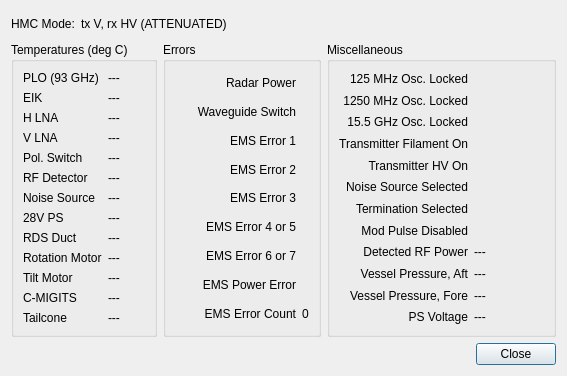
Qt form src/hcrgui/Pmc730Details.ui (NCAR/HCR_instrument) before a commit.
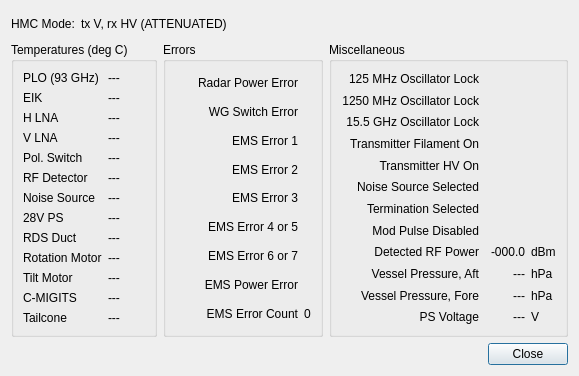
The same form after that commit. Icons and pictures are not drawn.

Commit message: Layout improvements for Pmc730Details.

Diff of the .ui file:
```diff
--- a/src/hcrgui/Pmc730Details.ui
+++ b/src/hcrgui/Pmc730Details.ui
@@ -6,7 +6,7 @@
    <rect>
     <x>0</x>
     <y>0</y>
-    <width>567</width>
+    <width>579</width>
     <height>376</height>
    </rect>
   </property>
@@ -312,7 +312,7 @@
             </sizepolicy>
            </property>
            <property name="text">
-            <string>Radar Power</string>
+            <string>Radar Power Error</string>
            </property>
            <property name="alignment">
             <set>Qt::AlignRight|Qt::AlignTrailing|Qt::AlignVCenter</set>
@@ -328,7 +328,7 @@
             </sizepolicy>
            </property>
            <property name="text">
-            <string>Waveguide Switch</string>
+            <string>WG Switch Error</string>
            </property>
            <property name="alignment">
             <set>Qt::AlignRight|Qt::AlignTrailing|Qt::AlignVCenter</set>
@@ -597,6 +597,22 @@
          <string>Miscellaneous</string>
         </property>
         <layout class="QGridLayout" name="gridLayout_5">
+         <item row="15" column="2">
+          <widget class="QLabel" name="psVoltageLabel">
+           <property name="sizePolicy">
+            <sizepolicy hsizetype="MinimumExpanding" vsizetype="Preferred">
+             <horstretch>0</horstretch>
+             <verstretch>0</verstretch>
+            </sizepolicy>
+           </property>
+           <property name="text">
+            <string>PS Voltage</string>
+           </property>
+           <property name="alignment">
+            <set>Qt::AlignRight|Qt::AlignTrailing|Qt::AlignVCenter</set>
+           </property>
+          </widget>
+         </item>
          <item row="3" column="2">
           <widget class="QLabel" name="filamentOnLabel">
            <property name="text">
@@ -654,7 +670,7 @@
             <pixmap resource="HcrGuiMainWindow.qrc">:/greenLED_off.png</pixmap>
            </property>
            <property name="alignment">
-            <set>Qt::AlignLeading|Qt::AlignLeft|Qt::AlignVCenter</set>
+            <set>Qt::AlignRight|Qt::AlignTrailing|Qt::AlignVCenter</set>
            </property>
           </widget>
          </item>
@@ -683,7 +699,7 @@
             </sizepolicy>
            </property>
            <property name="text">
-            <string>15.5 GHz Osc. Locked</string>
+            <string>15.5 GHz Oscillator Lock</string>
            </property>
            <property name="alignment">
             <set>Qt::AlignRight|Qt::AlignTrailing|Qt::AlignVCenter</set>
@@ -699,7 +715,7 @@
             </sizepolicy>
            </property>
            <property name="text">
-            <string>1250 MHz Osc. Locked</string>
+            <string>1250 MHz Oscillator Lock</string>
            </property>
            <property name="alignment">
             <set>Qt::AlignRight|Qt::AlignTrailing|Qt::AlignVCenter</set>
@@ -715,7 +731,7 @@
             <pixmap resource="HcrGuiMainWindow.qrc">:/greenLED_off.png</pixmap>
            </property>
            <property name="alignment">
-            <set>Qt::AlignLeading|Qt::AlignLeft|Qt::AlignVCenter</set>
+            <set>Qt::AlignRight|Qt::AlignTrailing|Qt::AlignVCenter</set>
            </property>
           </widget>
          </item>
@@ -725,7 +741,7 @@
             <string>---</string>
            </property>
            <property name="alignment">
-            <set>Qt::AlignLeading|Qt::AlignLeft|Qt::AlignVCenter</set>
+            <set>Qt::AlignRight|Qt::AlignTrailing|Qt::AlignVCenter</set>
            </property>
           </widget>
          </item>
@@ -738,7 +754,7 @@
             <pixmap resource="HcrGuiMainWindow.qrc">:/greenLED_off.png</pixmap>
            </property>
            <property name="alignment">
-            <set>Qt::AlignLeading|Qt::AlignLeft|Qt::AlignVCenter</set>
+            <set>Qt::AlignRight|Qt::AlignTrailing|Qt::AlignVCenter</set>
            </property>
           </widget>
          </item>
@@ -746,15 +762,15 @@
           <widget class="QLabel" name="rfPowerValue">
            <property name="minimumSize">
             <size>
-             <width>70</width>
+             <width>40</width>
              <height>0</height>
             </size>
            </property>
            <property name="text">
-            <string>---</string>
+            <string>-000.0</string>
            </property>
            <property name="alignment">
-            <set>Qt::AlignLeading|Qt::AlignLeft|Qt::AlignVCenter</set>
+            <set>Qt::AlignRight|Qt::AlignTrailing|Qt::AlignVCenter</set>
            </property>
           </widget>
          </item>
@@ -796,7 +812,7 @@
             <string>---</string>
            </property>
            <property name="alignment">
-            <set>Qt::AlignLeading|Qt::AlignLeft|Qt::AlignVCenter</set>
+            <set>Qt::AlignRight|Qt::AlignTrailing|Qt::AlignVCenter</set>
            </property>
           </widget>
          </item>
@@ -809,7 +825,7 @@
             <pixmap resource="HcrGuiMainWindow.qrc">:/greenLED_off.png</pixmap>
            </property>
            <property name="alignment">
-            <set>Qt::AlignLeading|Qt::AlignLeft|Qt::AlignVCenter</set>
+            <set>Qt::AlignRight|Qt::AlignTrailing|Qt::AlignVCenter</set>
            </property>
           </widget>
          </item>
@@ -822,7 +838,7 @@
             </sizepolicy>
            </property>
            <property name="text">
-            <string>125 MHz Osc. Locked</string>
+            <string>125 MHz Oscillator Lock</string>
            </property>
            <property name="alignment">
             <set>Qt::AlignRight|Qt::AlignTrailing|Qt::AlignVCenter</set>
@@ -835,22 +851,6 @@
             <string>---</string>
            </property>
            <property name="alignment">
-            <set>Qt::AlignLeading|Qt::AlignLeft|Qt::AlignVCenter</set>
-           </property>
-          </widget>
-         </item>
-         <item row="15" column="2">
-          <widget class="QLabel" name="psVoltageLabel">
-           <property name="sizePolicy">
-            <sizepolicy hsizetype="MinimumExpanding" vsizetype="Preferred">
-             <horstretch>0</horstretch>
-             <verstretch>0</verstretch>
-            </sizepolicy>
-           </property>
-           <property name="text">
-            <string>PS Voltage</string>
-           </property>
-           <property name="alignment">
             <set>Qt::AlignRight|Qt::AlignTrailing|Qt::AlignVCenter</set>
            </property>
           </widget>
@@ -864,7 +864,7 @@
             <pixmap resource="HcrGuiMainWindow.qrc">:/greenLED_off.png</pixmap>
            </property>
            <property name="alignment">
-            <set>Qt::AlignLeading|Qt::AlignLeft|Qt::AlignVCenter</set>
+            <set>Qt::AlignRight|Qt::AlignTrailing|Qt::AlignVCenter</set>
            </property>
           </widget>
          </item>
@@ -896,6 +896,9 @@
            <property name="pixmap">
             <pixmap resource="HcrGuiMainWindow.qrc">:/greenLED_off.png</pixmap>
            </property>
+           <property name="alignment">
+            <set>Qt::AlignRight|Qt::AlignTrailing|Qt::AlignVCenter</set>
+           </property>
           </widget>
          </item>
          <item row="4" column="3">
@@ -906,6 +909,9 @@
            <property name="pixmap">
             <pixmap resource="HcrGuiMainWindow.qrc">:/greenLED_off.png</pixmap>
            </property>
+           <property name="alignment">
+            <set>Qt::AlignRight|Qt::AlignTrailing|Qt::AlignVCenter</set>
+           </property>
           </widget>
          </item>
          <item row="3" column="3">
@@ -915,6 +921,37 @@
            </property>
            <property name="pixmap">
             <pixmap resource="HcrGuiMainWindow.qrc">:/greenLED_off.png</pixmap>
+           </property>
+           <property name="alignment">
+            <set>Qt::AlignRight|Qt::AlignTrailing|Qt::AlignVCenter</set>
+           </property>
+          </widget>
+         </item>
+         <item row="8" column="4">
+          <widget class="QLabel" name="rfPowerUnits">
+           <property name="text">
+            <string>dBm</string>
+           </property>
+          </widget>
+         </item>
+         <item row="9" column="4">
+          <widget class="QLabel" name="vesselPresAftUnits">
+           <property name="text">
+            <string>hPa</string>
+           </property>
+          </widget>
+         </item>
+         <item row="10" column="4">
+          <widget class="QLabel" name="vesselPresForeUnits">
+           <property name="text">
+            <string>hPa</string>
+           </property>
+          </widget>
+         </item>
+         <item row="15" column="4">
+          <widget class="QLabel" name="label_4">
+           <property name="text">
+            <string>V</string>
            </property>
           </widget>
          </item>
```
The commit also changes 1 other file.
